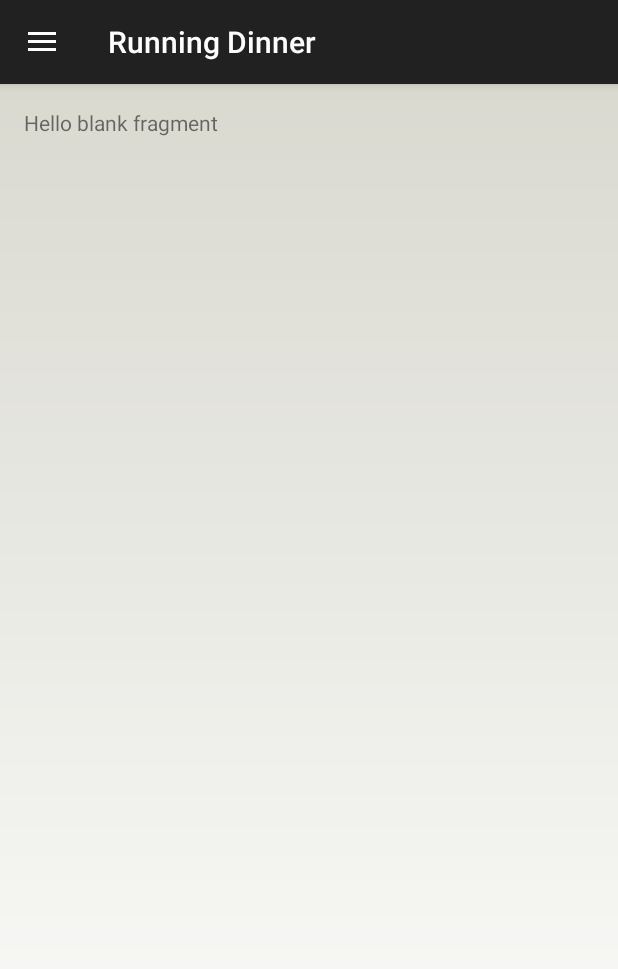
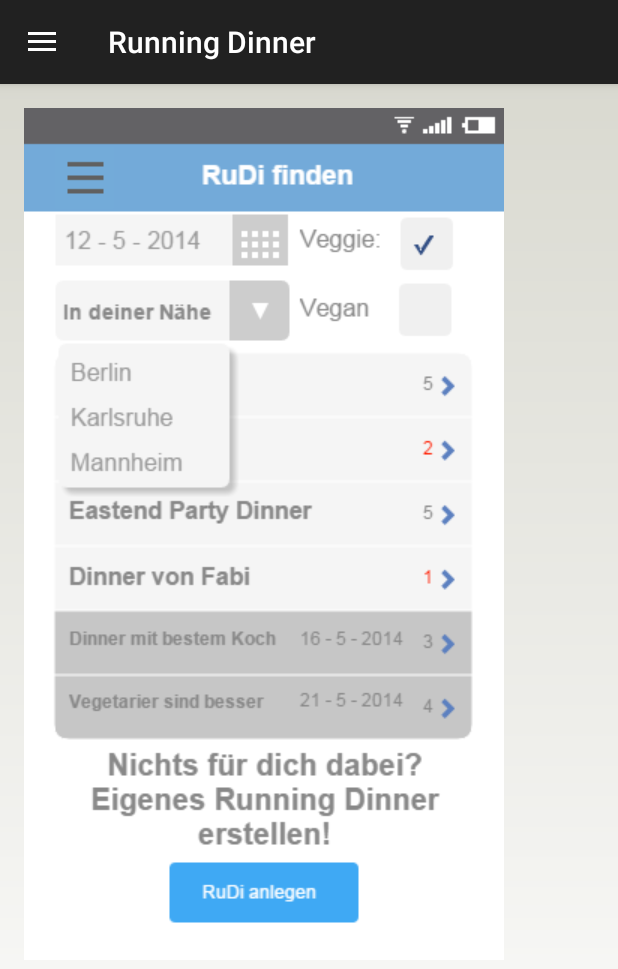
Before and after one commit to chuhi/RuDi, an Android app: the fragment RuDiSearchFragment placed in its activity, on a phone screen of 412 x 824 dp. Shown: the top 969 px of the screen. Run offline under Robolectric (Android 15) with nearby library versions, the phone set to English and light mode, and no system bars.

Commit message:
added picture for search

```diff
--- a/app/src/main/res/layout/fragment_rudi_search.xml
+++ b/app/src/main/res/layout/fragment_rudi_search.xml
@@ -3,7 +3,15 @@
     android:layout_height="match_parent" tools:context="de.rudi.fragments.RuDiSearchFragment">
 
     <!-- TODO: Update blank fragment layout -->
-    <TextView android:layout_width="match_parent" android:layout_height="match_parent"
-        android:text="@string/hello_blank_fragment" />
+
+    <ImageView
+        android:layout_width="wrap_content"
+        android:layout_height="wrap_content"
+        android:id="@+id/imageView4"
+        android:layout_gravity="left|top"
+        android:src="@drawable/rudi_finden"
+        android:minHeight="568dp"
+        android:minWidth="320dp"
+        android:nestedScrollingEnabled="false" />
 
 </FrameLayout>
--- a/app/src/main/res/layout/fragment_start.xml
+++ b/app/src/main/res/layout/fragment_start.xml
@@ -112,7 +112,7 @@
                             android:layout_marginTop="10dp"
                             android:layout_width="wrap_content"
                             android:layout_height="75dp"
-                            android:text="RuDi suchen"
+                            android:text="RuDi finden"
                             android:id="@+id/bFindRuDi"
                             android:layout_column="26"
                             android:layout_weight=".5"
```
Also changed, not shown: app/src/main/java/de/rudi/activities/MainActivity.java (+7 -0 lines), app/src/main/java/de/rudi/activities/RegisterActivity.java (+0 -12 lines), app/src/main/res/drawable/rudi_finden.png (added).
